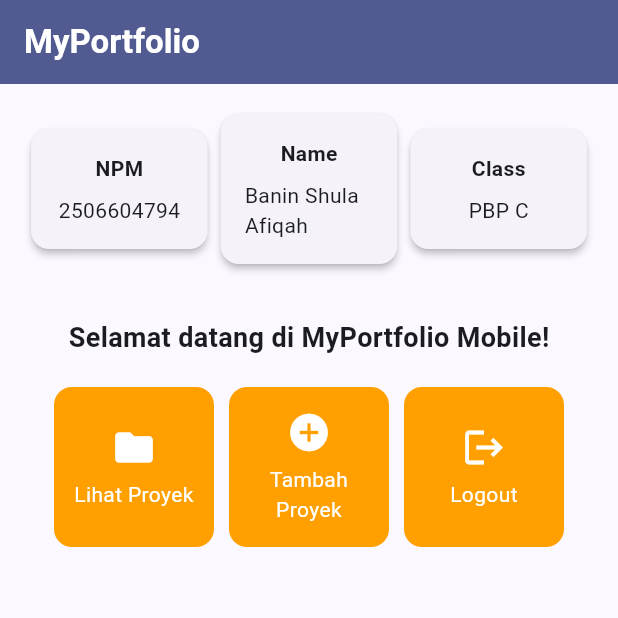
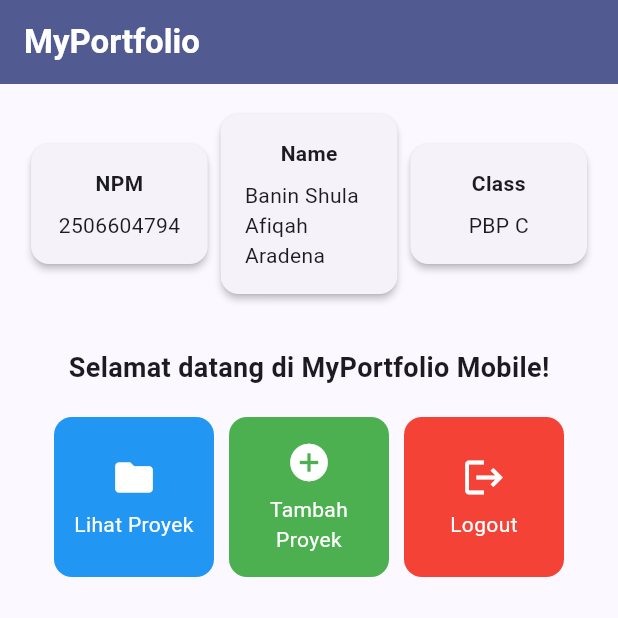
Before and after one commit to baninshula-beep/myportofolio_mobile, a Flutter app: the screen it shows after launch, on a phone screen of 412 x 824 dp, the top half of it. Run offline on Flutter 3.47's test engine with Material 3 defaults, Android fonts, the phone set to English and light mode, and no system bars.

Commit message:
feat: implement IA7 homepage components

```diff
--- a/lib/menu.dart
+++ b/lib/menu.dart
@@ -4,13 +4,13 @@ class MyHomePage extends StatelessWidget {
   MyHomePage({super.key});
 
   final String npm = "2506604794";
-  final String nama = "Banin Shula Afiqah";
+  final String nama = "Banin Shula Afiqah Aradena";
   final String kelas = "PBP C";
 
   final List<ItemHomepage> items = [
-    ItemHomepage("Lihat Proyek", Icons.folder),
-    ItemHomepage("Tambah Proyek", Icons.add_circle),
-    ItemHomepage("Logout", Icons.logout),
+    ItemHomepage("Lihat Proyek", Icons.folder, Colors.blue),
+    ItemHomepage("Tambah Proyek", Icons.add_circle, Colors.green),
+    ItemHomepage("Logout", Icons.logout, Colors.red),
   ];
 
   @override
@@ -99,8 +99,9 @@ class InfoCard extends StatelessWidget {
 class ItemHomepage {
   final String name;
   final IconData icon;
+  final Color color;
 
-  ItemHomepage(this.name, this.icon);
+  ItemHomepage(this.name, this.icon, this.color);
 }
 
 class ItemCard extends StatelessWidget {
@@ -111,7 +112,7 @@ class ItemCard extends StatelessWidget {
   @override
   Widget build(BuildContext context) {
     return Material(
-      color: Theme.of(context).colorScheme.secondary,
+      color: item.color,
       borderRadius: BorderRadius.circular(12),
       child: InkWell(
         onTap: () {
```
